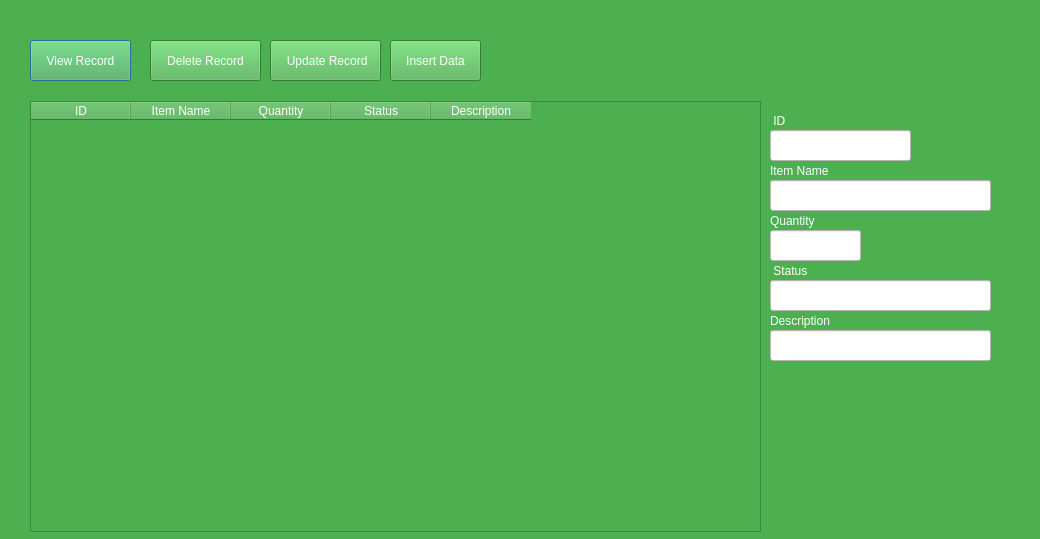
The window that addgardentool.ui (Rabsoninnora/RoseGardenPlantCareSystem) describes before a commit, drawn with Qt 5.
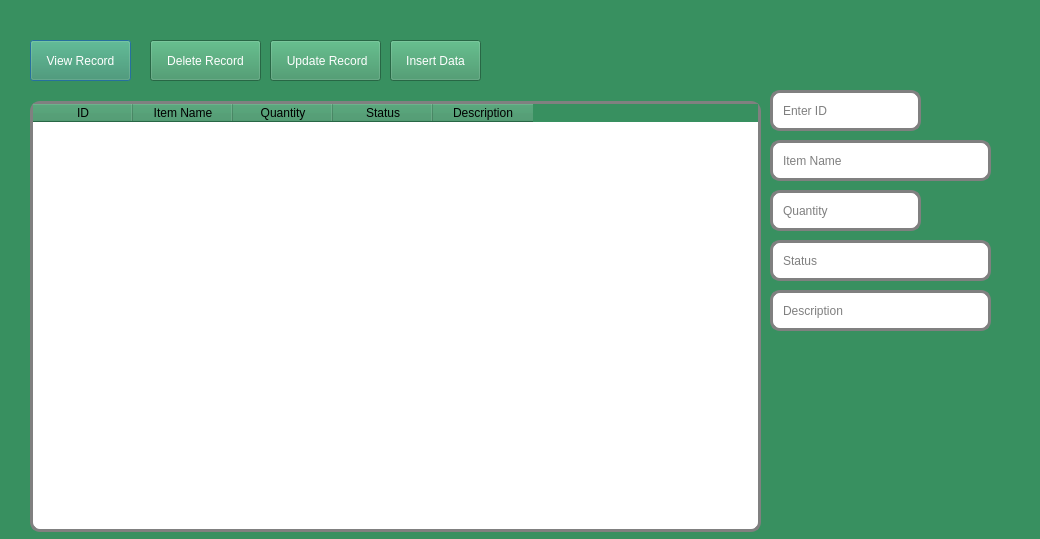
The same window after the commit. Icons and pictures are not drawn.

```diff
--- a/addgardentool.ui
+++ b/addgardentool.ui
@@ -14,9 +14,8 @@
    <string>The Rose Garden Nursery  System 1.0</string>
   </property>
   <property name="styleSheet">
-   <string notr="true"> background-color:#4CAF50;
-
- </string>
+   <string notr="true"> background-color: rgb(56, 144, 96);
+background-image: url(:/images/beauty.png);</string>
   </property>
   <widget class="QPushButton" name="btn_View_Record">
    <property name="geometry">
@@ -28,7 +27,11 @@
     </rect>
    </property>
    <property name="styleSheet">
-    <string notr="true">color: rgb(255, 255, 255);</string>
+    <string notr="true">
+QPushButton{
+color: rgb(255, 255, 255);
+
+}</string>
    </property>
    <property name="text">
     <string>View Record</string>
@@ -92,7 +95,16 @@
     </rect>
    </property>
    <property name="styleSheet">
-    <string notr="true">color: rgb(255, 255, 255);</string>
+    <string notr="true">  QTableWidget 
+{
+
+  border:3px solid gray;
+  border-radius: 10px;
+  background: rgb(255, 255, 255);
+ 
+  color: rgb(0, 0, 0);;
+
+}</string>
    </property>
    <column>
     <property name="text">
@@ -120,149 +132,124 @@
     </property>
    </column>
   </widget>
-  <widget class="QLabel" name="Tool_ID">
-   <property name="geometry">
-    <rect>
-     <x>770</x>
-     <y>110</y>
-     <width>31</width>
-     <height>21</height>
-    </rect>
-   </property>
-   <property name="styleSheet">
-    <string notr="true">color: rgb(255, 255, 255);</string>
-   </property>
-   <property name="text">
-    <string> ID</string>
-   </property>
-  </widget>
-  <widget class="QLabel" name="Item_name">
-   <property name="geometry">
-    <rect>
-     <x>770</x>
-     <y>160</y>
-     <width>81</width>
-     <height>21</height>
-    </rect>
-   </property>
-   <property name="styleSheet">
-    <string notr="true">color: rgb(255, 255, 255);</string>
-   </property>
-   <property name="text">
-    <string>Item Name</string>
-   </property>
-  </widget>
-  <widget class="QLabel" name="Quantity">
-   <property name="geometry">
-    <rect>
-     <x>770</x>
-     <y>210</y>
-     <width>71</width>
-     <height>21</height>
-    </rect>
-   </property>
-   <property name="styleSheet">
-    <string notr="true">color: rgb(255, 255, 255);</string>
-   </property>
-   <property name="text">
-    <string>Quantity</string>
-   </property>
-  </widget>
-  <widget class="QLabel" name="Status">
-   <property name="geometry">
-    <rect>
-     <x>770</x>
-     <y>260</y>
-     <width>71</width>
-     <height>21</height>
-    </rect>
-   </property>
-   <property name="styleSheet">
-    <string notr="true">color: rgb(255, 255, 255);</string>
-   </property>
-   <property name="text">
-    <string> Status</string>
-   </property>
-  </widget>
-  <widget class="QLabel" name="Description">
-   <property name="geometry">
-    <rect>
-     <x>770</x>
-     <y>310</y>
-     <width>81</width>
-     <height>21</height>
-    </rect>
-   </property>
-   <property name="styleSheet">
-    <string notr="true">color: rgb(255, 255, 255);</string>
-   </property>
-   <property name="text">
-    <string>Description</string>
-   </property>
-  </widget>
   <widget class="QLineEdit" name="lineEdit_ID">
    <property name="geometry">
     <rect>
      <x>770</x>
-     <y>130</y>
-     <width>141</width>
-     <height>31</height>
+     <y>90</y>
+     <width>151</width>
+     <height>41</height>
     </rect>
    </property>
    <property name="styleSheet">
-    <string notr="true">background-color: rgb(255, 255, 255);</string>
+    <string notr="true">
+ QLineEdit {
+  border:3px solid gray;
+  border-radius: 10px;
+  padding: 8px 8px;
+  background: rgb(255, 255, 255);
+  font: 500 12pt ;
+  color: rgb(0, 0, 0);;
+}</string>
+   </property>
+   <property name="placeholderText">
+    <string>Enter ID</string>
    </property>
   </widget>
   <widget class="QLineEdit" name="lineEdit_Item_name">
    <property name="geometry">
     <rect>
      <x>770</x>
-     <y>180</y>
+     <y>140</y>
      <width>221</width>
-     <height>31</height>
+     <height>41</height>
     </rect>
    </property>
    <property name="styleSheet">
-    <string notr="true">background-color: rgb(255, 255, 255);</string>
+    <string notr="true">
+ QLineEdit {
+  border:3px solid gray;
+  border-radius: 10px;
+  padding: 8px 8px;
+  background: rgb(255, 255, 255);
+  font: 500 12pt ;
+  color: rgb(0, 0, 0);;
+}</string>
+   </property>
+   <property name="placeholderText">
+    <string>Item Name</string>
    </property>
   </widget>
   <widget class="QLineEdit" name="lineEdit_Quantity">
    <property name="geometry">
     <rect>
      <x>770</x>
-     <y>230</y>
-     <width>91</width>
-     <height>31</height>
+     <y>190</y>
+     <width>151</width>
+     <height>41</height>
     </rect>
    </property>
    <property name="styleSheet">
-    <string notr="true">background-color: rgb(255, 255, 255);</string>
+    <string notr="true">
+ QLineEdit {
+  border:3px solid gray;
+  border-radius: 10px;
+  padding: 8px 8px;
+  background: rgb(255, 255, 255);
+  font: 500 12pt ;
+  color: rgb(0, 0, 0);;
+}</string>
+   </property>
+   <property name="placeholderText">
+    <string>Quantity</string>
    </property>
   </widget>
   <widget class="QLineEdit" name="lineEdit_Status">
    <property name="geometry">
     <rect>
      <x>770</x>
-     <y>280</y>
+     <y>240</y>
      <width>221</width>
-     <height>31</height>
+     <height>41</height>
     </rect>
    </property>
    <property name="styleSheet">
-    <string notr="true">background-color: rgb(255, 255, 255);</string>
+    <string notr="true">
+ QLineEdit {
+  border:3px solid gray;
+  border-radius: 10px;
+  padding: 8px 8px;
+  background: rgb(255, 255, 255);
+  font: 500 12pt ;
+  color: rgb(0, 0, 0);;
+}</string>
+   </property>
+   <property name="placeholderText">
+    <string>Status</string>
    </property>
   </widget>
   <widget class="QLineEdit" name="lineEdit_Description">
    <property name="geometry">
     <rect>
      <x>770</x>
-     <y>330</y>
+     <y>290</y>
      <width>221</width>
-     <height>31</height>
+     <height>41</height>
     </rect>
    </property>
    <property name="styleSheet">
-    <string notr="true">background-color: rgb(255, 255, 255);</string>
+    <string notr="true">
+ QLineEdit {
+  border:3px solid gray;
+  border-radius: 10px;
+  padding: 8px 8px;
+  background: rgb(255, 255, 255);
+  font: 600 12pt ;
+  color: rgb(0, 0, 0);;
+}</string>
+   </property>
+   <property name="placeholderText">
+    <string>Description</string>
    </property>
   </widget>
  </widget>
```
